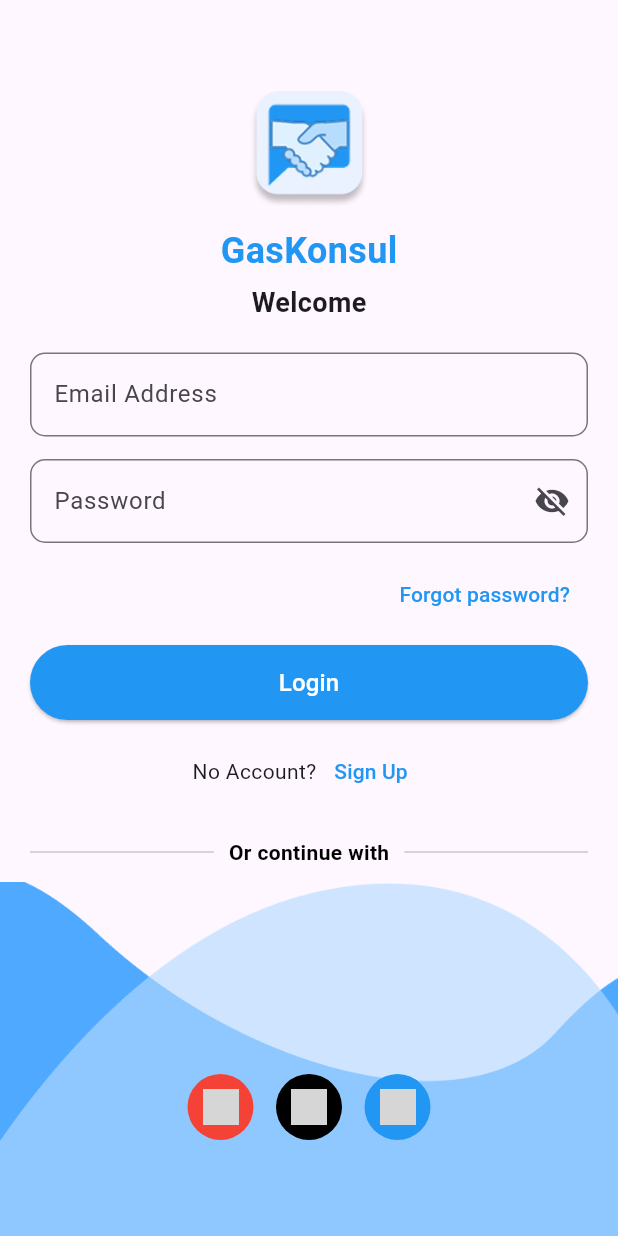
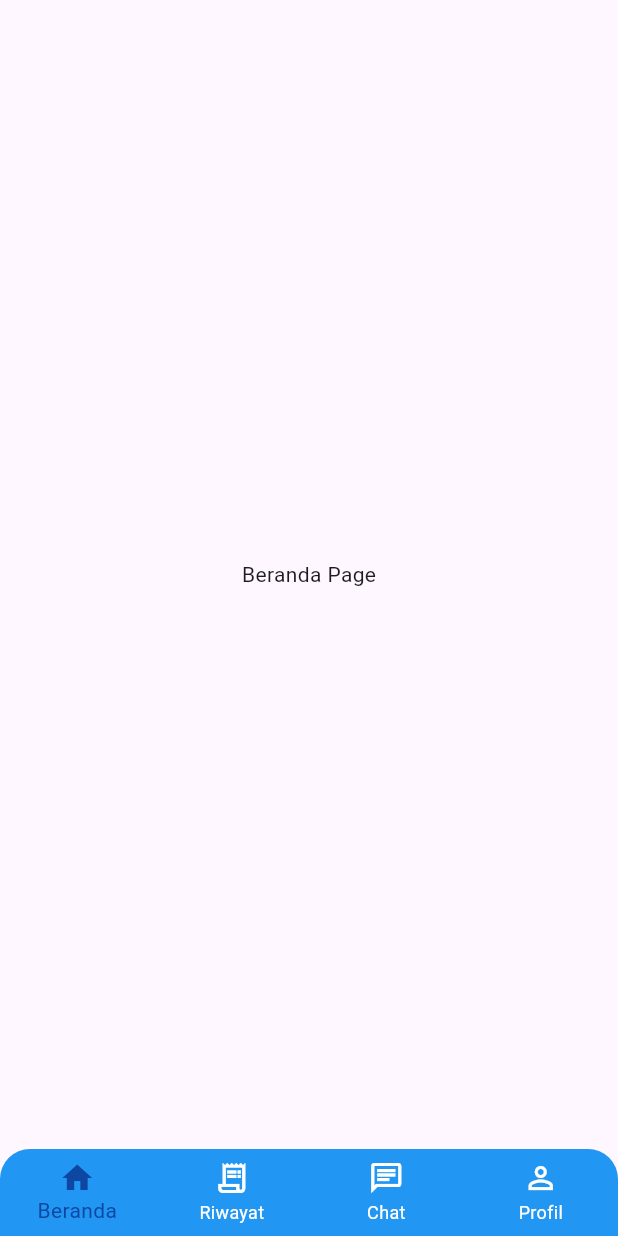
Before and after one commit to ZakyAlFatih/FinalProject_ABP, a Flutter app: the screen it shows after launch, on a phone screen of 412 x 824 dp. Run offline on Flutter 3.47's test engine with Material 3 defaults, Android fonts, the phone set to English and light mode, and no system bars; our stand-ins replace get; grey boxes are pictures that could not be loaded.

Commit message:
add navbar, register page,chat page

```diff
--- /dev/null
+++ b/lib/app/modules/chat/controllers/chat_controller.dart
@@ -0,0 +1,21 @@
+import 'package:flutter/material.dart';
+import 'package:get/get.dart';
+
+class ChatController extends GetxController {
+  var chats = [
+    {
+      'name': 'Hasna S.Psi',
+      'message': 'Saran saya anda dapat berce..',
+      'time': 'Kamis, 13:34',
+      'avatar': 'https://via.placeholder.com/50',
+      'isRead': false,
+    },
+    {
+      'name': 'Adi S.Psi',
+      'message': 'Anda: Okee, Terimakasih 🙏',
+      'time': 'Senin, 09:46',
+      'avatar': 'https://via.placeholder.com/50',
+      'isRead': true,
+    },
+  ].obs;
+}
--- a/lib/app/modules/login/controllers/login_controller.dart
+++ b/lib/app/modules/login/controllers/login_controller.dart
@@ -1,4 +1,5 @@
 import 'package:get/get.dart';
+import 'package:finpro_abpx/app/modules/navbar/views/navbar_view.dart';
 
 class LoginController extends GetxController {
   // Reactive variable for password visibility
@@ -31,6 +32,7 @@ class LoginController extends GetxController {
   // Method to handle login (placeholder)
   void login() {
     // Add your login logic here (e.g., API call)
+    Get.offAll(const NavbarView());
     print(
         'Logging in with email: ${email.value} and password: ${password.value}');
     // Example: Show a snackbar
--- /dev/null
+++ b/lib/app/modules/navbar/controllers/navbar_controller.dart
@@ -0,0 +1,21 @@
+import 'package:finpro_abpx/app/modules/chat/views/chat_view.dart';
+import 'package:flutter/material.dart';
+import 'package:get/get.dart';
+import 'package:finpro_abpx/app/modules/chat/controllers/chat_controller.dart';
+
+class NavbarController extends GetxController {
+  var selectedIndex = 0.obs;
+
+  @override
+  void onInit() {
+    Get.put(ChatController()); // Inisialisasi ChatController
+    super.onInit();
+  }
+
+  final List<Widget> screens = [
+    Center(child: Text("Beranda Page")),
+    Center(child: Text("Riwayat Page")),
+    ChatView(),
+    Center(child: Text("Profil Page")),
+  ];
+}
--- /dev/null
+++ b/lib/app/modules/navbar/views/navbar_view.dart
@@ -0,0 +1,89 @@
+import 'package:flutter/material.dart';
+
+import 'package:get/get.dart';
+
+import '../controllers/navbar_controller.dart';
+
+class NavbarView extends GetView<NavbarController> {
+  const NavbarView({super.key});
+
+  @override
+  Widget build(BuildContext context) {
+    return GetBuilder<NavbarController>(builder: (controller) {
+      return Scaffold(
+        body: Obx(() => controller.screens[controller.selectedIndex.value]),
+        bottomNavigationBar: Obx(
+          () => Container(
+            decoration: const BoxDecoration(
+              color: Colors.blue,
+              borderRadius: BorderRadius.only(
+                topLeft: Radius.circular(20),
+                topRight: Radius.circular(20),
+              ),
+            ),
+            child: BottomNavigationBar(
+              currentIndex: controller.selectedIndex.value,
+              onTap: (index) => controller.selectedIndex.value = index,
+              backgroundColor: Colors.transparent,
+              elevation: 0,
+              selectedItemColor: Colors.blue.shade900,
+              unselectedItemColor: Colors.white,
+              type: BottomNavigationBarType.fixed,
+              items: const [
+                BottomNavigationBarItem(
+                  icon: Icon(Icons.home_outlined),
+                  activeIcon: Icon(Icons.home),
+                  label: "Beranda",
+                ),
+                BottomNavigationBarItem(
+                  icon: Icon(Icons.receipt_long_outlined),
+                  activeIcon: Icon(Icons.receipt_long),
+                  label: "Riwayat",
+                ),
+                BottomNavigationBarItem(
+                  icon: Icon(Icons.chat_outlined),
+                  activeIcon: Icon(Icons.chat),
+                  label: "Chat",
+                ),
+                BottomNavigationBarItem(
+                  icon: Icon(Icons.person_outline),
+                  activeIcon: Icon(Icons.person),
+                  label: "Profil",
+                ),
+              ],
+            ),
+          ),
+        ),
+      );
+    });
+  }
+}
+
+// Dummy pages untuk testing
+class BerandaPage extends StatelessWidget {
+  @override
+  Widget build(BuildContext context) {
+    return Center(child: Text('Beranda'));
+  }
+}
+
+class RiwayatPage extends StatelessWidget {
+  @override
+  Widget build(BuildContext context) {
+    return Center(child: Text('Riwayat'));
+  }
+}
+
+class ChatPage extends StatelessWidget {
+  @override
+  Widget build(BuildContext context) {
+    return Center(child: Text('Chat'));
+  }
+}
+
+class ProfilPage extends StatelessWidget {
+  @override
+  Widget build(BuildContext context) {
+    return Center(child: Text('Profil'));
+  }
+}
--- a/lib/app/routes/app_pages.dart
+++ b/lib/app/routes/app_pages.dart
@@ -1,9 +1,15 @@
 import 'package:get/get.dart';
 
+import '../modules/chat/bindings/chat_binding.dart';
+import '../modules/chat/views/chat_view.dart';
 import '../modules/home/bindings/home_binding.dart';
 import '../modules/home/views/home_view.dart';
 import '../modules/login/bindings/login_binding.dart';
 import '../modules/login/views/login_view.dart';
+import '../modules/navbar/bindings/navbar_binding.dart';
+import '../modules/navbar/views/navbar_view.dart';
+import '../modules/register/bindings/register_binding.dart';
+import '../modules/register/views/register_view.dart';
 
 part 'app_routes.dart';
 
@@ -23,5 +29,20 @@ class AppPages {
       page: () => const LoginView(),
       binding: LoginBinding(),
     ),
+    GetPage(
+      name: _Paths.REGISTER,
+      page: () => const RegisterView(),
+      binding: RegisterBinding(),
+    ),
+    GetPage(
+      name: _Paths.NAVBAR,
+      page: () => const NavbarView(),
+      binding: NavbarBinding(),
+    ),
+    GetPage(
+      name: _Paths.CHAT,
+      page: () => const ChatView(),
+      binding: ChatBinding(),
+    ),
   ];
 }
--- a/lib/app/routes/app_routes.dart
+++ b/lib/app/routes/app_routes.dart
@@ -5,10 +5,16 @@ abstract class Routes {
   Routes._();
   static const HOME = _Paths.HOME;
   static const LOGIN = _Paths.LOGIN;
+  static const REGISTER = _Paths.REGISTER;
+  static const NAVBAR = _Paths.NAVBAR;
+  static const CHAT = _Paths.CHAT;
 }
 
 abstract class _Paths {
   _Paths._();
   static const HOME = '/home';
   static const LOGIN = '/login';
+  static const REGISTER = '/register';
+  static const NAVBAR = '/navbar';
+  static const CHAT = '/chat';
 }
--- a/lib/main.dart
+++ b/lib/main.dart
@@ -13,7 +13,7 @@ class MyApp extends StatelessWidget {
   Widget build(BuildContext context) {
     return GetMaterialApp(
       debugShowCheckedModeBanner: false,
-      initialRoute: Routes.LOGIN, // Mulai dari halaman Login
+      initialRoute: Routes.NAVBAR, // Mulai dari halaman Login
       getPages: AppPages.routes,
     );
   }
--- a/pubspec.yaml
+++ b/pubspec.yaml
@@ -35,6 +35,7 @@ dependencies:
   # Use with the CupertinoIcons class for iOS style icons.
   cupertino_icons: ^1.0.8
   get: ^4.7.2
+  fluentui_system_icons: ^1.1.222
 
 dev_dependencies:
   flutter_test:
```
Also changed, not shown: lib/app/modules/chat/bindings/chat_binding.dart (added, +12 -0 lines), lib/app/modules/chat/views/chat_view.dart (added, +52 -0 lines), lib/app/modules/navbar/bindings/navbar_binding.dart (added, +12 -0 lines), lib/app/modules/register/bindings/register_binding.dart (added, +12 -0 lines), lib/app/modules/register/controllers/register_controller.dart (added, +29 -0 lines), lib/app/modules/register/views/register_view.dart (added, +178 -0 lines), pubspec.lock, 125 other files.
